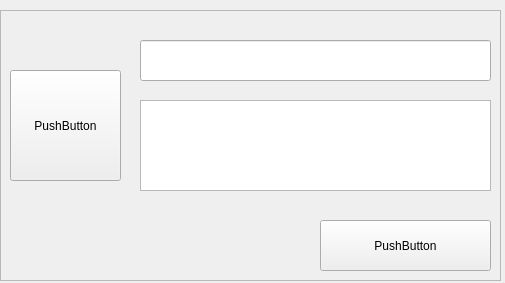
Before: the Qt Designer form rover_gui/ui/ui/ToastNotification.ui in robotique-udes/rover, drawn with Qt 5.
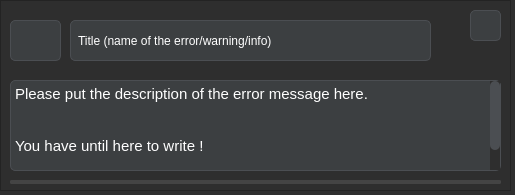
After: the same form once the commit is applied. Icons and pictures are not drawn.

The edit to the form file:
```diff
--- a/rover_gui/ui/ui/ToastNotification.ui
+++ b/rover_gui/ui/ui/ToastNotification.ui
@@ -6,69 +6,145 @@
    <rect>
     <x>0</x>
     <y>0</y>
-    <width>505</width>
-    <height>283</height>
+    <width>515</width>
+    <height>195</height>
    </rect>
   </property>
   <property name="windowTitle">
    <string>Form</string>
   </property>
-  <widget class="QTextEdit" name="textErrorMessage">
-   <property name="geometry">
-    <rect>
-     <x>140</x>
-     <y>100</y>
-     <width>351</width>
-     <height>91</height>
-    </rect>
-   </property>
-   <property name="readOnly">
-    <bool>true</bool>
-   </property>
-  </widget>
-  <widget class="QLineEdit" name="titleLineEdit">
-   <property name="geometry">
-    <rect>
-     <x>140</x>
-     <y>40</y>
-     <width>351</width>
-     <height>41</height>
-    </rect>
-   </property>
-  </widget>
-  <widget class="QPushButton" name="iconSlot">
-   <property name="geometry">
-    <rect>
-     <x>10</x>
-     <y>70</y>
-     <width>111</width>
-     <height>111</height>
-    </rect>
-   </property>
-   <property name="text">
-    <string>PushButton</string>
-   </property>
-  </widget>
-  <widget class="QPushButton" name="closePushButton">
-   <property name="geometry">
-    <rect>
-     <x>320</x>
-     <y>220</y>
-     <width>171</width>
-     <height>51</height>
-    </rect>
-   </property>
-   <property name="text">
-    <string>PushButton</string>
-   </property>
-  </widget>
+  <property name="styleSheet">
+   <string notr="true">QWidget {
+     background-color: #2e2e2e;
+    color: #ffffff;
+}
+
+QMenuBar {
+    background-color: #3c3f41;
+    color: #ffffff;
+}
+
+QMenu {
+    background-color: #3c3f41;
+    color: #ffffff;
+    border-radius: 10px;
+}
+
+QMenu::item {
+    padding: 5px 30px;
+}
+
+QMenu::item:selected {
+    background-color: #4a4e54;
+}
+
+QPushButton {
+    background-color: #3c3f41;
+    border: 1px solid #4b4e52;
+    border-radius: 5px;
+    padding: 5px 10px;
+}
+
+QPushButton:hover {
+    background-color: #4d4d4d;
+}
+
+QLineEdit {
+    background-color: #3c3f41;
+    color: #ffffff;
+    border: 1px solid #4b4e52;
+    border-radius: 5px;
+    padding: 5px;
+}
+
+QTextEdit {
+    background-color: #3c3f41;
+    color: #ffffff;
+    border: 1px solid #4b4e52;
+    border-radius: 5px;
+}
+
+QLabel {
+    color: #ffffff;
+}
+
+QScrollBar:vertical {
+    background: #2e2e2e;
+    width: 10px;
+}
+
+QScrollBar::handle:vertical {
+    background: #4b4e52;
+    border-radius: 5px;
+}
+
+QScrollBar::add-line:vertical,
+QScrollBar::sub-line:vertical {
+    background: none;
+}
+
+QCheckBox {
+    color: #ffffff;
+}
+
+QRadioButton {
+    color: #ffffff;
+}
+
+QRadioButton::indicator {
+    background-color: #3c3f41;
+    border: 1px solid #4b4e52;
+}
+
+QRadioButton::indicator:checked {
+    background-color: #4d4d4d;
+}
+
+QTabWidget::pane {
+    background-color: #2e2e2e;
+}
+
+QTabBar::tab {
+    background-color: #3c3f41;
+    color: #ffffff;
+    padding: 10px;
+}
+
+QTabBar::tab:selected {
+    background-color: #4d4d4d;
+}
+
+QProgressBar {
+    background-color: #2e2e2e; 
+    border: 2px solid #444444;
+    border-radius: 2px;
+    text-align: center;
+    color: white;
+}
+
+QProgressBar::chunk {
+    background-color: #4caf50;
+    border-radius: 2px;
+}
+
+QProgressBar::text {
+    color: white; 
+    font-weight: bold;
+}
+
+QStatusBar {
+    background-color: #3c3f41;
+    color: #ffffff;
+}
+</string>
+  </property>
   <widget class="QFrame" name="frame">
    <property name="geometry">
     <rect>
      <x>0</x>
-     <y>10</y>
-     <width>501</width>
-     <height>271</height>
+     <y>0</y>
+     <width>511</width>
+     <height>191</height>
     </rect>
    </property>
    <property name="frameShape">
@@ -77,6 +153,114 @@
    <property name="frameShadow">
     <enum>QFrame::Raised</enum>
    </property>
+   <widget class="QPushButton" name="closePushButton">
+    <property name="geometry">
+     <rect>
+      <x>470</x>
+      <y>10</y>
+      <width>31</width>
+      <height>31</height>
+     </rect>
+    </property>
+    <property name="text">
+     <string/>
+    </property>
+    <property name="icon">
+     <iconset theme="window-close">
+      <normaloff>.</normaloff>.</iconset>
+    </property>
+    <property name="iconSize">
+     <size>
+      <width>20</width>
+      <height>20</height>
+     </size>
+    </property>
+    <property name="autoDefault">
+     <bool>false</bool>
+    </property>
+    <property name="default">
+     <bool>false</bool>
+    </property>
+    <property name="flat">
+     <bool>true</bool>
+    </property>
+   </widget>
+   <widget class="QProgressBar" name="progressBar">
+    <property name="geometry">
+     <rect>
+      <x>10</x>
+      <y>180</y>
+      <width>491</width>
+      <height>4</height>
+     </rect>
+    </property>
+    <property name="minimum">
+     <number>0</number>
+    </property>
+    <property name="maximum">
+     <number>100</number>
+    </property>
+    <property name="value">
+     <number>-1</number>
+    </property>
+    <property name="textVisible">
+     <bool>false</bool>
+    </property>
+   </widget>
+   <widget class="QTextEdit" name="textErrorMessage">
+    <property name="geometry">
+     <rect>
+      <x>10</x>
+      <y>80</y>
+      <width>491</width>
+      <height>91</height>
+     </rect>
+    </property>
+    <property name="readOnly">
+     <bool>true</bool>
+    </property>
+    <property name="html">
+     <string>&lt;!DOCTYPE HTML PUBLIC &quot;-//W3C//DTD HTML 4.0//EN&quot; &quot;http://www.w3.org/TR/REC-html40/strict.dtd&quot;&gt;
+&lt;html&gt;&lt;head&gt;&lt;meta name=&quot;qrichtext&quot; content=&quot;1&quot; /&gt;&lt;style type=&quot;text/css&quot;&gt;
+p, li { white-space: pre-wrap; }
+&lt;/style&gt;&lt;/head&gt;&lt;body style=&quot; font-family:'Ubuntu'; font-size:11pt; font-weight:400; font-style:normal;&quot;&gt;
+&lt;p style=&quot; margin-top:0px; margin-bottom:0px; margin-left:0px; margin-right:0px; -qt-block-indent:0; text-indent:0px;&quot;&gt;Please put the description of the error message here.&lt;br /&gt;&lt;/p&gt;
+&lt;p style=&quot; margin-top:0px; margin-bottom:0px; margin-left:0px; margin-right:0px; -qt-block-indent:0; text-indent:0px;&quot;&gt;&lt;br /&gt;You have until here to write !&lt;/p&gt;
+&lt;p style=&quot;-qt-paragraph-type:empty; margin-top:0px; margin-bottom:0px; margin-left:0px; margin-right:0px; -qt-block-indent:0; text-indent:0px;&quot;&gt;&lt;br /&gt;&lt;/p&gt;
+&lt;p style=&quot;-qt-paragraph-type:empty; margin-top:0px; margin-bottom:0px; margin-left:0px; margin-right:0px; -qt-block-indent:0; text-indent:0px;&quot;&gt;&lt;br /&gt;&lt;/p&gt;&lt;/body&gt;&lt;/html&gt;</string>
+    </property>
+   </widget>
+   <widget class="QPushButton" name="iconSlot">
+    <property name="geometry">
+     <rect>
+      <x>10</x>
+      <y>20</y>
+      <width>51</width>
+      <height>41</height>
+     </rect>
+    </property>
+    <property name="text">
+     <string/>
+    </property>
+   </widget>
+   <widget class="QLineEdit" name="titleLineEdit">
+    <property name="geometry">
+     <rect>
+      <x>70</x>
+      <y>20</y>
+      <width>361</width>
+      <height>41</height>
+     </rect>
+    </property>
+    <property name="text">
+     <string>Title (name of the error/warning/info)</string>
+    </property>
+   </widget>
+   <zorder>closePushButton</zorder>
+   <zorder>progressBar</zorder>
+   <zorder>textErrorMessage</zorder>
+   <zorder>titleLineEdit</zorder>
+   <zorder>iconSlot</zorder>
   </widget>
   <zorder>frame</zorder>
   <zorder>textErrorMessage</zorder>
```
Left out of the diff: 5 changed lines with no effect on the pictures.
